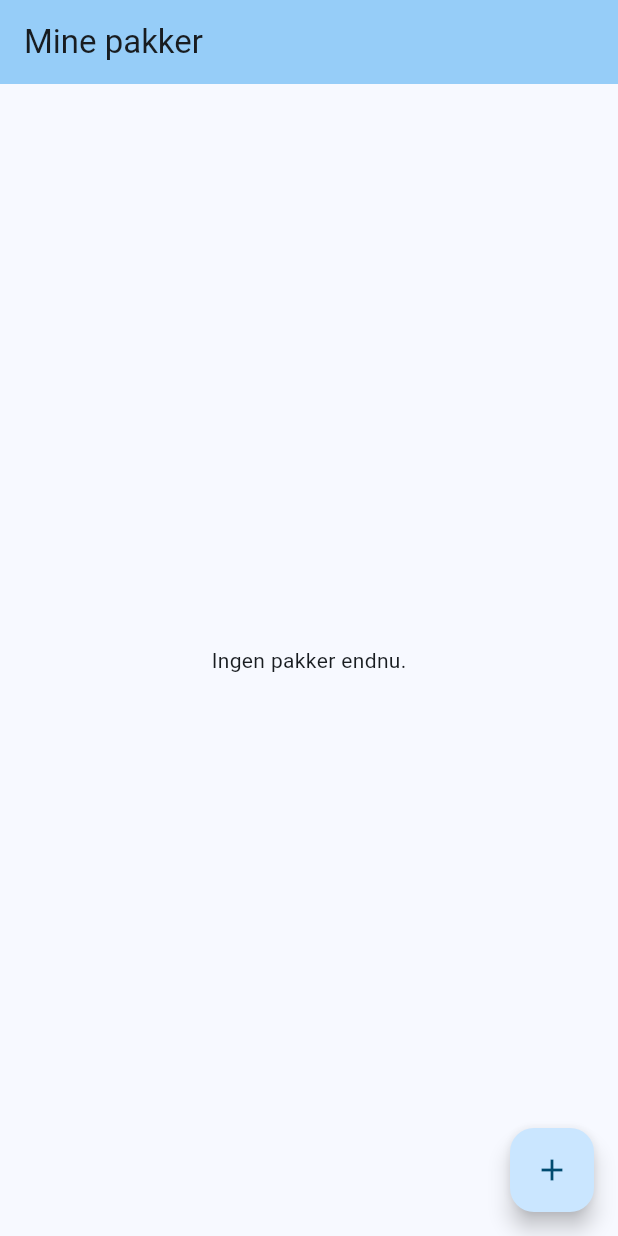
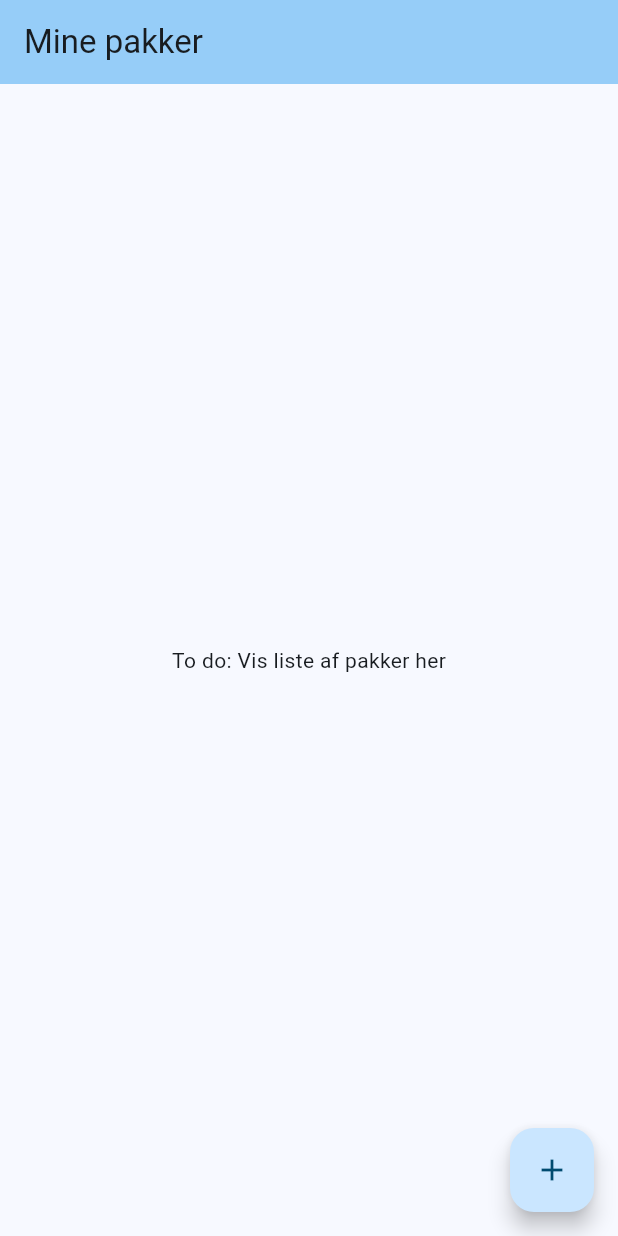
Before and after one commit to Avalin/Parcel-Tracker-Lite, a Flutter app: the screen it shows after launch, on a phone screen of 412 x 824 dp. Run offline on Flutter 3.47's test engine with Material 3 defaults, Android fonts, the phone set to English and light mode, and no system bars.

Commit message:
Setting up the list data, app still works a-ok

```diff
--- a/lib/features/parcels/screens/parcel_list_screen.dart
+++ b/lib/features/parcels/screens/parcel_list_screen.dart
@@ -1,25 +1,41 @@
 import 'package:flutter/material.dart';
+import 'package:parcel_tracker_lite/features/parcels/enums/parcel_status.dart';
+import 'package:parcel_tracker_lite/features/parcels/models/parcel.dart';
 
 class ParcelListScreen extends StatefulWidget {
   const ParcelListScreen({super.key});
 
   @override
   State<ParcelListScreen> createState() => _ParcelListScreenState();
+
+  Widget _buildBody(List<Parcel> parcels) {
+    if (parcels.isEmpty) {
+      return const Center(child: Text('Ingen pakker endnu'));
+    }
+
+    return const Center(child: Text('To do: Vis liste af pakker her')); // Placeholder for parcel list
+  }
 }
 
 class _ParcelListScreenState extends State<ParcelListScreen> {
   @override
   Widget build(BuildContext context) {
+    // Dummy data (midlertidigt)
+    final parcels = [
+      Parcel(id: '1', trackingNumber: '123456789', postCode: '1000', parcelStatus: ParcelStatus.inTransit),
+      Parcel(id: '2', trackingNumber: '987654321', postCode: '2000', parcelStatus: ParcelStatus.delivered),
+    ];
+
     return Scaffold(
       appBar: AppBar(
         backgroundColor: Theme.of(context).colorScheme.inversePrimary,
         title: const Text('Mine pakker'),
       ),
-      body: Center(
-        child: Text("Ingen pakker endnu.")
-      ),
+      body: widget._buildBody(parcels),
       floatingActionButton: FloatingActionButton(
-        onPressed: () {},
+        onPressed: () {
+          // Add parcel flow her
+        },
         tooltip: 'Tilføj pakke',
         child: const Icon(Icons.add),
       ),
```
